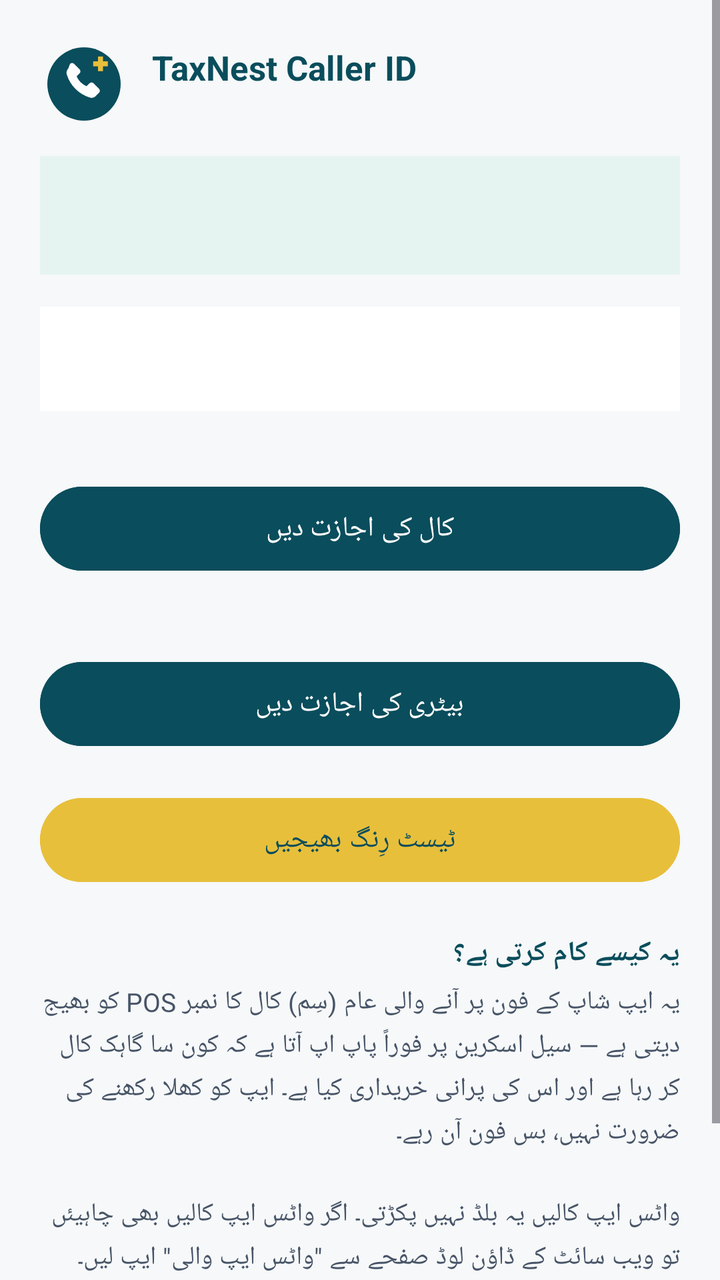
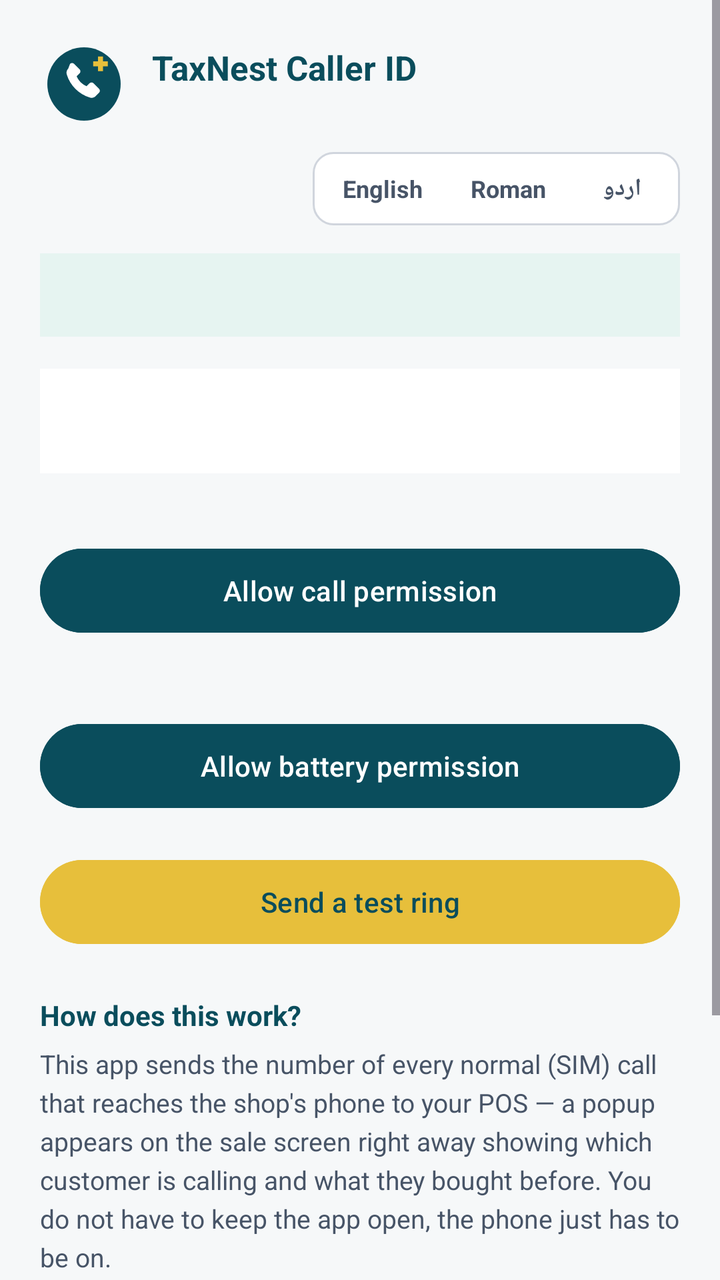

An Android layout rendered at two revisions. The XML below is the earlier revision; the diff shows what the commit changed to produce the second picture.
<!-- AndroidManifest.xml: application theme Theme.TaxNestCaller -->
<!-- res/layout/activity_main.xml -->
<?xml version="1.0" encoding="utf-8"?>
<ScrollView xmlns:android="http://schemas.android.com/apk/res/android"
    android:id="@+id/mainRoot"
    android:layout_width="match_parent"
    android:layout_height="match_parent"
    android:background="#F6F8F9"
    android:fillViewport="true">

    <LinearLayout
        android:layout_width="match_parent"
        android:layout_height="wrap_content"
        android:orientation="vertical"
        android:padding="20dp">

        <LinearLayout
            android:layout_width="match_parent"
            android:layout_height="wrap_content"
            android:orientation="horizontal"
            android:gravity="center_vertical">

            <ImageView
                android:layout_width="44dp"
                android:layout_height="44dp"
                android:src="@drawable/ic_caller"
                android:contentDescription="@string/app_name" />

            <LinearLayout
                android:layout_width="0dp"
                android:layout_height="wrap_content"
                android:layout_weight="1"
                android:layout_marginStart="12dp"
                android:orientation="vertical">

                <TextView
                    android:layout_width="wrap_content"
                    android:layout_height="wrap_content"
                    android:text="@string/app_name"
                    android:textSize="17sp"
                    android:textStyle="bold"
                    android:textColor="#0A4D5C" />

                <TextView
                    android:id="@+id/welcomeText"
                    android:layout_width="wrap_content"
                    android:layout_height="wrap_content"
                    android:textSize="12sp"
                    android:textColor="#667085" />
            </LinearLayout>
        </LinearLayout>

        
        <LinearLayout
            android:layout_width="match_parent"
            android:layout_height="wrap_content"
            android:layout_marginTop="14dp"
            android:orientation="vertical"
            android:background="#E6F4F1"
            android:padding="12dp">

            <TextView
                android:id="@+id/buildBadge"
                android:layout_width="match_parent"
                android:layout_height="wrap_content"
                android:textSize="13sp"
                android:textStyle="bold"
                android:textColor="#0A4D5C" />

            <TextView
                android:id="@+id/buildBadgeRoman"
                android:layout_width="match_parent"
                android:layout_height="wrap_content"
                android:layout_marginTop="3dp"
                android:textSize="11sp"
                android:textColor="#475467" />
        </LinearLayout>

        
        <LinearLayout
            android:id="@+id/updateRow"
            android:layout_width="match_parent"
            android:layout_height="wrap_content"
            android:layout_marginTop="14dp"
            android:orientation="horizontal"
            android:gravity="center_vertical"
            android:background="#FEF3C7"
            android:padding="12dp"
            android:visibility="gone">

            <TextView
                android:layout_width="0dp"
                android:layout_height="wrap_content"
                android:layout_weight="1"
                android:text="@string/update_available"
                android:textSize="13sp"
                android:textStyle="bold"
                android:textColor="#92400E" />

            <Button
                android:id="@+id/updateBtn"
                android:layout_width="wrap_content"
                android:layout_height="40dp"
                android:text="@string/update_btn"
                android:textSize="13sp"
                android:textColor="#FFFFFF"
                android:backgroundTint="#B45309" />
        </LinearLayout>

        
        <TextView
            android:id="@+id/statusText"
            android:layout_width="match_parent"
            android:layout_height="wrap_content"
            android:layout_marginTop="16dp"
            android:background="#FFFFFF"
            android:padding="16dp"
            android:textSize="15sp"
            android:textStyle="bold"
            android:textColor="#0A4D5C" />

        <TextView
            android:id="@+id/permRow"
            android:layout_width="match_parent"
            android:layout_height="wrap_content"
            android:layout_marginTop="10dp"
            android:textSize="13sp"
            android:textColor="#344054" />

        <Button
            android:id="@+id/permBtn"
            android:layout_width="match_parent"
            android:layout_height="50dp"
            android:layout_marginTop="6dp"
            android:text="@string/perm_btn"
            android:textSize="14sp"
            android:textColor="#FFFFFF"
            android:backgroundTint="#0A4D5C" />

        <TextView
            android:id="@+id/batteryRow"
            android:layout_width="match_parent"
            android:layout_height="wrap_content"
            android:layout_marginTop="14dp"
            android:textSize="13sp"
            android:textColor="#344054" />

        <Button
            android:id="@+id/batteryBtn"
            android:layout_width="match_parent"
            android:layout_height="50dp"
            android:layout_marginTop="6dp"
            android:text="@string/battery_btn"
            android:textSize="14sp"
            android:textColor="#FFFFFF"
            android:backgroundTint="#0A4D5C" />

        <TextView
            android:id="@+id/lastSentRow"
            android:layout_width="match_parent"
            android:layout_height="wrap_content"
            android:layout_marginTop="14dp"
            android:textSize="13sp"
            android:textColor="#027A48"
            android:visibility="gone" />

        <Button
            android:id="@+id/testBtn"
            android:layout_width="match_parent"
            android:layout_height="50dp"
            android:layout_marginTop="18dp"
            android:text="@string/test_btn"
            android:textSize="14sp"
            android:textColor="#0A4D5C"
            android:backgroundTint="#E7BF3B" />

        
        <TextView
            android:layout_width="match_parent"
            android:layout_height="wrap_content"
            android:layout_marginTop="22dp"
            android:text="@string/howto_title"
            android:textSize="14sp"
            android:textStyle="bold"
            android:textColor="#0A4D5C" />

        <TextView
            android:layout_width="match_parent"
            android:layout_height="wrap_content"
            android:layout_marginTop="6dp"
            android:text="@string/howto_body"
            android:textSize="13sp"
            android:lineSpacingExtra="4dp"
            android:textColor="#475467" />

        <Button
            android:id="@+id/logoutBtn"
            android:layout_width="match_parent"
            android:layout_height="46dp"
            android:layout_marginTop="26dp"
            android:text="@string/logout_btn"
            android:textSize="13sp"
            android:textColor="#B42318"
            android:backgroundTint="#FEE4E2" />
    </LinearLayout>
</ScrollView>
<!-- resources referenced by this layout -->
<resources>
  <!-- drawable ic_caller (drawable) -->
  <?xml version="1.0" encoding="utf-8"?>
  <vector xmlns:android="http://schemas.android.com/apk/res/android"
      android:width="108dp"
      android:height="108dp"
      android:viewportWidth="24"
      android:viewportHeight="24">
      <path
          android:fillColor="#0A4D5C"
          android:pathData="M12,2a10,10 0 1,0 0,20a10,10 0 1,0 0,-20z" />
      <path
          android:fillColor="#FFFFFF"
          android:pathData="M8.2,6.5c0.3,-0.3 0.8,-0.3 1.1,0l1.5,1.5c0.3,0.3 0.3,0.8 0,1.1l-0.8,0.8c0.5,1.2 1.5,2.2 2.7,2.7l0.8,-0.8c0.3,-0.3 0.8,-0.3 1.1,0l1.5,1.5c0.3,0.3 0.3,0.8 0,1.1l-0.9,0.9c-0.4,0.4 -1,0.6 -1.6,0.4c-3,-0.9 -5.4,-3.3 -6.3,-6.3c-0.2,-0.6 0,-1.2 0.4,-1.6z" />
      <path
          android:fillColor="#E7BF3B"
          android:pathData="M14.5,6.5h4M16.5,4.5v4"
          android:strokeWidth="1.4"
          android:strokeColor="#E7BF3B" />
  </vector>
  <string name="app_name">TaxNest Caller ID</string>
  <string name="battery_btn">بیٹری کی اجازت دیں</string>
  <string name="howto_body">یہ ایپ شاپ کے فون پر آنے والی عام (سِم) کال کا نمبر POS کو بھیج دیتی ہے — سیل اسکرین پر فوراً پاپ اپ آتا ہے کہ کون سا گاہک کال کر رہا ہے اور اس کی پرانی خریداری کیا ہے۔ ایپ کو کھلا رکھنے کی ضرورت نہیں، بس فون آن رہے۔\n\nواٹس ایپ کالیں یہ بلڈ نہیں پکڑتی۔ اگر واٹس ایپ کالیں بھی چاہیئں تو ویب سائٹ کے ڈاؤن لوڈ صفحے سے \"واٹس ایپ والی\" ایپ لیں۔</string>
  <string name="howto_title">یہ کیسے کام کرتی ہے؟</string>
  <string name="logout_btn">لاگ آؤٹ</string>
  <string name="perm_btn">کال کی اجازت دیں</string>
  <string name="test_btn">ٹیسٹ رِنگ بھیجیں</string>
  <string name="update_available">نیا ورژن آ گیا ہے</string>
  <string name="update_btn">اپ ڈیٹ کریں</string>
  <style name="Theme.TaxNestCaller" parent="Theme.Material3.Light.NoActionBar">
          <item name="colorPrimary">#0A4D5C</item>
          <item name="colorOnPrimary">#FFFFFF</item>
          <item name="colorSecondary">#E7BF3B</item>
          <item name="android:statusBarColor">#0A4D5C</item>
      </style>
</resources>

<!-- the commit's change to res/layout/activity_main.xml (unified diff, before → after) -->
@@ -49,6 +49,14 @@
         </LinearLayout>
 
         
+        <include
+            layout="@layout/view_lang_switch"
+            android:layout_width="wrap_content"
+            android:layout_height="wrap_content"
+            android:layout_gravity="end"
+            android:layout_marginTop="12dp" />
+
+        
         <LinearLayout
             android:layout_width="match_parent"
             android:layout_height="wrap_content"
@@ -64,14 +72,6 @@
                 android:textSize="13sp"
                 android:textStyle="bold"
                 android:textColor="#0A4D5C" />
-
-            <TextView
-                android:id="@+id/buildBadgeRoman"
-                android:layout_width="match_parent"
-                android:layout_height="wrap_content"
-                android:layout_marginTop="3dp"
-                android:textSize="11sp"
-                android:textColor="#475467" />
         </LinearLayout>
 
         
@@ -202,3 +202,28 @@
             android:backgroundTint="#FEE4E2" />
     </LinearLayout>
 </ScrollView>
+<!-- res/layout/view_lang_switch.xml (included above) -->
+<?xml version="1.0" encoding="utf-8"?>
+<LinearLayout xmlns:android="http://schemas.android.com/apk/res/android"
+    android:id="@+id/langSwitch"
+    android:layout_width="wrap_content"
+    android:layout_height="wrap_content"
+    android:orientation="horizontal"
+    android:background="@drawable/lang_switch_bg"
+    android:padding="3dp">
+
+    <TextView
+        android:id="@+id/langEn"
+        style="@style/LangPill"
+        android:text="@string/lang_en" />
+
+    <TextView
+        android:id="@+id/langRur"
+        style="@style/LangPill"
+        android:text="@string/lang_rur" />
+
+    <TextView
+        android:id="@+id/langUr"
+        style="@style/LangPill"
+        android:text="@string/lang_ur" />
+</LinearLayout>
<!-- resource entries referenced after the edit -->
@@ -19,20 +19,65 @@
           android:strokeWidth="1.4"
           android:strokeColor="#E7BF3B" />
   </vector>
-  <string name="app_name">TaxNest Caller ID</string>
-  <string name="battery_btn">بیٹری کی اجازت دیں</string>
-  <string name="howto_body">یہ ایپ شاپ کے فون پر آنے والی عام (سِم) کال کا نمبر POS کو بھیج دیتی ہے — سیل اسکرین پر فوراً پاپ اپ آتا ہے کہ کون سا گاہک کال کر رہا ہے اور اس کی پرانی خریداری کیا ہے۔ ایپ کو کھلا رکھنے کی ضرورت نہیں، بس فون آن رہے۔\n\nواٹس ایپ کالیں یہ بلڈ نہیں پکڑتی۔ اگر واٹس ایپ کالیں بھی چاہیئں تو ویب سائٹ کے ڈاؤن لوڈ صفحے سے \"واٹس ایپ والی\" ایپ لیں۔</string>
-  <string name="howto_title">یہ کیسے کام کرتی ہے؟</string>
-  <string name="logout_btn">لاگ آؤٹ</string>
-  <string name="perm_btn">کال کی اجازت دیں</string>
-  <string name="test_btn">ٹیسٹ رِنگ بھیجیں</string>
-  <string name="update_available">نیا ورژن آ گیا ہے</string>
-  <string name="update_btn">اپ ڈیٹ کریں</string>
+  <!-- drawable lang_switch_bg (drawable) -->
+  <?xml version="1.0" encoding="utf-8"?>
+  <shape xmlns:android="http://schemas.android.com/apk/res/android"
+      android:shape="rectangle">
+      <solid android:color="#FFFFFF" />
+      <corners android:radius="10dp" />
+      <stroke
+          android:width="1dp"
+          android:color="#D0D5DD" />
+  </shape>
+  <string name="app_name" translatable="false">TaxNest Caller ID</string>
+  <string name="battery_btn">Allow battery permission</string>
+  <string name="howto_body">This app sends the number of every normal (SIM) call that reaches the shop\'s phone to your POS — a popup appears on the sale screen right away showing which customer is calling and what they bought before. You do not have to keep the app open, the phone just has to be on.\n\nThis build does not catch WhatsApp calls. If you need WhatsApp calls too, get the \"WhatsApp\" app from the download page on the website.</string>
+  <string name="howto_title">How does this work?</string>
+  <string name="lang_en" translatable="false">English</string>
+  <string name="lang_rur" translatable="false">Roman</string>
+  <string name="lang_ur" translatable="false">اردو</string>
+  <string name="logout_btn">Log out</string>
+  <string name="perm_btn">Allow call permission</string>
+  <string name="test_btn">Send a test ring</string>
+  <string name="update_available">A new version is available</string>
+  <string name="update_btn">Update</string>
+  <style name="LangPill">
+          <item name="android:layout_width">wrap_content</item>
+          <item name="android:layout_height">wrap_content</item>
+          <item name="android:minWidth">52dp</item>
+          <item name="android:gravity">center</item>
+          <item name="android:paddingStart">12dp</item>
+          <item name="android:paddingEnd">12dp</item>
+          <item name="android:paddingTop">7dp</item>
+          <item name="android:paddingBottom">7dp</item>
+          <item name="android:textSize">12sp</item>
+          <item name="android:textStyle">bold</item>
+          <item name="android:textColor">@color/lang_pill_text</item>
+          <item name="android:background">@drawable/lang_pill</item>
+          <item name="android:clickable">true</item>
+          <item name="android:focusable">true</item>
+      </style>
   <style name="Theme.TaxNestCaller" parent="Theme.Material3.Light.NoActionBar">
           <item name="colorPrimary">#0A4D5C</item>
           <item name="colorOnPrimary">#FFFFFF</item>
           <item name="colorSecondary">#E7BF3B</item>
           <item name="android:statusBarColor">#0A4D5C</item>
       </style>
+  <!-- drawable lang_pill (drawable) -->
+  <?xml version="1.0" encoding="utf-8"?>
+  <selector xmlns:android="http://schemas.android.com/apk/res/android">
+      <item android:state_selected="true">
+          <shape android:shape="rectangle">
+              <solid android:color="#0A4D5C" />
+              <corners android:radius="8dp" />
+          </shape>
+      </item>
+      <item>
+          <shape android:shape="rectangle">
+              <solid android:color="#00000000" />
+              <corners android:radius="8dp" />
+          </shape>
+      </item>
+  </selector>
 </resources>
 
